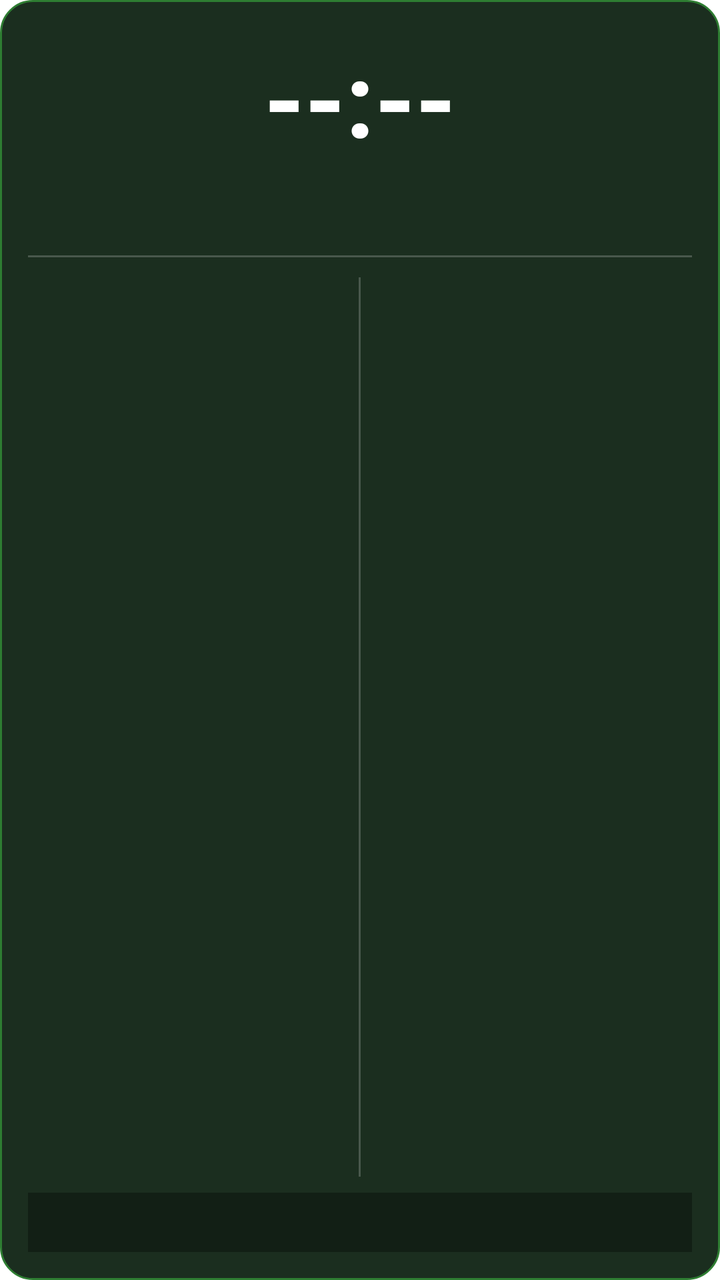
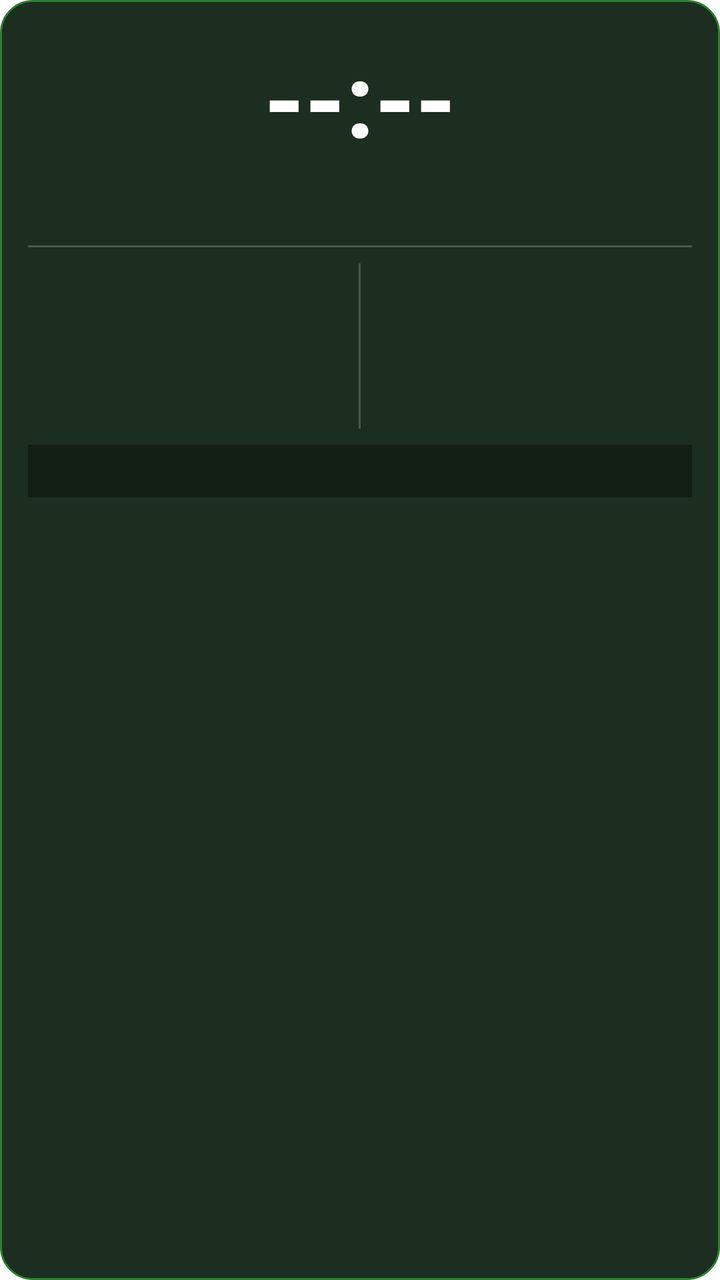

The first picture is an Android layout as it rendered before a commit; the second is the same layout after the commit. The layout source and the unified diff follow.
<!-- AndroidManifest.xml: fallback theme Theme.MaterialComponents.DayNight.NoActionBar -->
<!-- res/layout/prayer_widget_layout.xml -->
<?xml version="1.0" encoding="utf-8"?>
<LinearLayout xmlns:android="http://schemas.android.com/apk/res/android"
    android:layout_width="match_parent"
    android:layout_height="match_parent"
    android:orientation="vertical"
    android:background="@drawable/widget_background"
    android:padding="14dp"
    android:gravity="center_horizontal">

    <TextView
        android:id="@+id/widget_time"
        android:layout_width="wrap_content"
        android:layout_height="wrap_content"
        android:text="--:--"
        android:textColor="#FFFFFF"
        android:textSize="52sp"
        android:textStyle="bold" />

    <TextView
        android:id="@+id/widget_day"
        android:layout_width="wrap_content"
        android:layout_height="wrap_content"
        android:layout_marginTop="2dp"
        android:text=""
        android:textColor="#B0BEC5"
        android:textSize="24sp"
        android:textStyle="bold" />

    <View
        android:layout_width="match_parent"
        android:layout_height="1dp"
        android:layout_marginTop="10dp"
        android:layout_marginBottom="10dp"
        android:background="#33FFFFFF" />

    <LinearLayout
        android:layout_width="match_parent"
        android:layout_height="0dp"
        android:layout_weight="1"
        android:orientation="horizontal">

        <LinearLayout
            android:layout_width="0dp"
            android:layout_height="wrap_content"
            android:layout_weight="1"
            android:orientation="vertical">

            <TextView
                android:id="@+id/widget_gregorian"
                android:layout_width="wrap_content"
                android:layout_height="wrap_content"
                android:text=""
                android:textColor="#E0E0E0"
                android:textSize="15sp"
                android:textStyle="bold" />

            <TextView
                android:id="@+id/widget_hijri"
                android:layout_width="wrap_content"
                android:layout_height="wrap_content"
                android:layout_marginTop="5dp"
                android:text=""
                android:textColor="#FFD54F"
                android:textSize="15sp"
                android:textStyle="bold" />

            <TextView
                android:id="@+id/widget_bangla_date"
                android:layout_width="wrap_content"
                android:layout_height="wrap_content"
                android:layout_marginTop="5dp"
                android:text=""
                android:textColor="#80DEEA"
                android:textSize="14sp"
                android:textStyle="bold" />

        </LinearLayout>

        <View
            android:layout_width="1dp"
            android:layout_height="match_parent"
            android:layout_marginStart="8dp"
            android:layout_marginEnd="8dp"
            android:background="#33FFFFFF" />

        <LinearLayout
            android:layout_width="0dp"
            android:layout_height="wrap_content"
            android:layout_weight="1"
            android:orientation="vertical">

            <TextView
                android:id="@+id/widget_sunrise"
                android:layout_width="wrap_content"
                android:layout_height="wrap_content"
                android:text=""
                android:textColor="#FFD54F"
                android:textSize="14sp"
                android:textStyle="bold" />

            <TextView
                android:id="@+id/widget_sunset"
                android:layout_width="wrap_content"
                android:layout_height="wrap_content"
                android:layout_marginTop="4dp"
                android:text=""
                android:textColor="#FFD54F"
                android:textSize="14sp"
                android:textStyle="bold" />

            <TextView
                android:id="@+id/widget_sehri"
                android:layout_width="wrap_content"
                android:layout_height="wrap_content"
                android:layout_marginTop="8dp"
                android:text=""
                android:textColor="#00E676"
                android:textSize="14sp"
                android:textStyle="bold" />

            <TextView
                android:id="@+id/widget_iftar"
                android:layout_width="wrap_content"
                android:layout_height="wrap_content"
                android:layout_marginTop="4dp"
                android:text=""
                android:textColor="#00E676"
                android:textSize="14sp"
                android:textStyle="bold" />

        </LinearLayout>
    </LinearLayout>

    <TextView
        android:id="@+id/widget_alert"
        android:layout_width="match_parent"
        android:layout_height="wrap_content"
        android:layout_marginTop="8dp"
        android:paddingTop="6dp"
        android:paddingBottom="6dp"
        android:paddingStart="8dp"
        android:paddingEnd="8dp"
        android:background="#55000000"
        android:text=""
        android:textColor="#FFD54F"
        android:textSize="13sp"
        android:textStyle="bold"
        android:gravity="center"
        android:ellipsize="end"
        android:singleLine="true" />

</LinearLayout>
<!-- resources referenced by this layout -->
<resources>
  <!-- drawable widget_background (drawable) -->
  <?xml version="1.0" encoding="utf-8"?>
  <shape xmlns:android="http://schemas.android.com/apk/res/android"
      android:shape="rectangle">
      <solid android:color="#1B2E1F" />
      <corners android:radius="16dp" />
      <stroke
          android:width="1dp"
          android:color="#2E7D32" />
  </shape>
</resources>

<!-- the commit's change to res/layout/prayer_widget_layout.xml (unified diff, before → after) -->
@@ -23,22 +23,23 @@
         android:layout_marginTop="2dp"
         android:text=""
         android:textColor="#B0BEC5"
-        android:textSize="24sp"
+        android:textSize="22sp"
         android:textStyle="bold" />
 
     <View
         android:layout_width="match_parent"
         android:layout_height="1dp"
-        android:layout_marginTop="10dp"
-        android:layout_marginBottom="10dp"
+        android:layout_marginTop="8dp"
+        android:layout_marginBottom="8dp"
         android:background="#33FFFFFF" />
 
+    
     <LinearLayout
         android:layout_width="match_parent"
-        android:layout_height="0dp"
-        android:layout_weight="1"
+        android:layout_height="wrap_content"
         android:orientation="horizontal">
 
+        
         <LinearLayout
             android:layout_width="0dp"
             android:layout_height="wrap_content"
@@ -51,31 +52,32 @@
                 android:layout_height="wrap_content"
                 android:text=""
                 android:textColor="#E0E0E0"
-                android:textSize="15sp"
+                android:textSize="14sp"
                 android:textStyle="bold" />
 
             <TextView
                 android:id="@+id/widget_hijri"
                 android:layout_width="wrap_content"
                 android:layout_height="wrap_content"
-                android:layout_marginTop="5dp"
+                android:layout_marginTop="4dp"
                 android:text=""
                 android:textColor="#FFD54F"
-                android:textSize="15sp"
+                android:textSize="14sp"
                 android:textStyle="bold" />
 
             <TextView
                 android:id="@+id/widget_bangla_date"
                 android:layout_width="wrap_content"
                 android:layout_height="wrap_content"
-                android:layout_marginTop="5dp"
+                android:layout_marginTop="4dp"
                 android:text=""
                 android:textColor="#80DEEA"
-                android:textSize="14sp"
+                android:textSize="13sp"
                 android:textStyle="bold" />
 
         </LinearLayout>
 
+        
         <View
             android:layout_width="1dp"
             android:layout_height="match_parent"
@@ -83,6 +85,7 @@
             android:layout_marginEnd="8dp"
             android:background="#33FFFFFF" />
 
+        
         <LinearLayout
             android:layout_width="0dp"
             android:layout_height="wrap_content"
@@ -95,55 +98,56 @@
                 android:layout_height="wrap_content"
                 android:text=""
                 android:textColor="#FFD54F"
-                android:textSize="14sp"
+                android:textSize="13sp"
                 android:textStyle="bold" />
 
             <TextView
                 android:id="@+id/widget_sunset"
                 android:layout_width="wrap_content"
                 android:layout_height="wrap_content"
-                android:layout_marginTop="4dp"
+                android:layout_marginTop="3dp"
                 android:text=""
                 android:textColor="#FFD54F"
-                android:textSize="14sp"
+                android:textSize="13sp"
                 android:textStyle="bold" />
 
             <TextView
                 android:id="@+id/widget_sehri"
                 android:layout_width="wrap_content"
                 android:layout_height="wrap_content"
-                android:layout_marginTop="8dp"
+                android:layout_marginTop="6dp"
                 android:text=""
                 android:textColor="#00E676"
-                android:textSize="14sp"
+                android:textSize="13sp"
                 android:textStyle="bold" />
 
             <TextView
                 android:id="@+id/widget_iftar"
                 android:layout_width="wrap_content"
                 android:layout_height="wrap_content"
-                android:layout_marginTop="4dp"
+                android:layout_marginTop="3dp"
                 android:text=""
                 android:textColor="#00E676"
-                android:textSize="14sp"
+                android:textSize="13sp"
                 android:textStyle="bold" />
 
         </LinearLayout>
     </LinearLayout>
 
+    
     <TextView
         android:id="@+id/widget_alert"
         android:layout_width="match_parent"
         android:layout_height="wrap_content"
         android:layout_marginTop="8dp"
-        android:paddingTop="6dp"
-        android:paddingBottom="6dp"
+        android:paddingTop="5dp"
+        android:paddingBottom="5dp"
         android:paddingStart="8dp"
         android:paddingEnd="8dp"
         android:background="#55000000"
         android:text=""
         android:textColor="#FFD54F"
-        android:textSize="13sp"
+        android:textSize="12sp"
         android:textStyle="bold"
         android:gravity="center"
         android:ellipsize="end"
